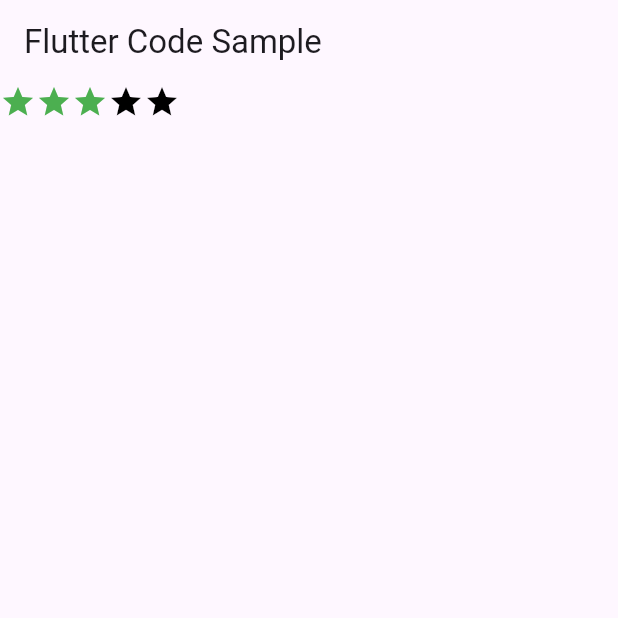
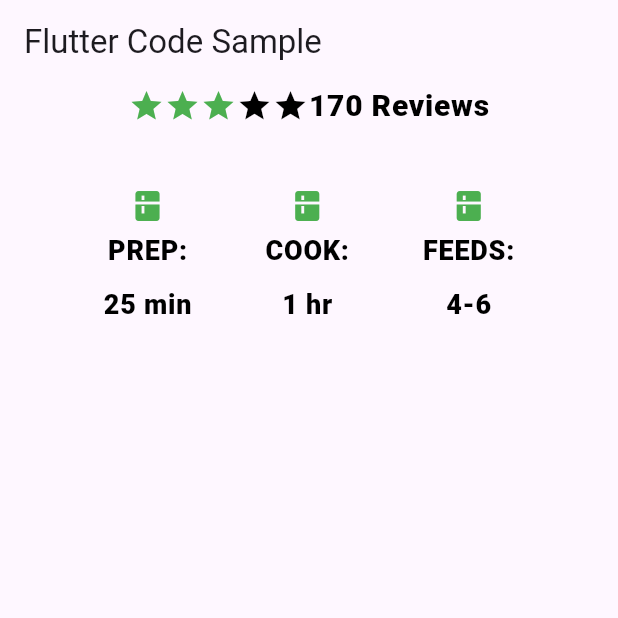
Before and after one commit to Latrevion/flutter_six_class, a Flutter app: the screen it shows after launch, on a phone screen of 412 x 824 dp, the top half of it. Run offline on Flutter 3.47's test engine with Material 3 defaults, Android fonts, the phone set to English and light mode, and no system bars.

Commit message:
3.3.2.4 actual case

```diff
--- a/lib/main.dart
+++ b/lib/main.dart
@@ -1,22 +1,31 @@
 import 'package:flutter/material.dart';
 
 void main() {
-  runApp(const MyApp());
+  runApp(MyApp());
 }
+const  descTextStyle =  TextStyle(
+    color: Colors.black,
+    fontWeight: FontWeight.w800,
+    fontFamily: "Roboto",
+    letterSpacing: 0.5,
+    fontSize: 18,
+    height: 2
+);
 
 class MyApp extends StatelessWidget {
-  const MyApp({super.key});
+  MyApp({super.key});
 
-  static const  String  _title = 'Flutter Code Sample';
+  static const String _title = 'Flutter Code Sample';
 
   @override
   Widget build(BuildContext context) {
     return MaterialApp(
         title: _title,
         home: Scaffold(
-          appBar: AppBar(title: const Text(_title),),
-          body:getBody()
-        ));
+            appBar: AppBar(
+              title: const Text(_title),
+            ),
+            body: getBody()));
   }
 
 /*  Widget getBody(){
@@ -30,7 +39,6 @@ class MyApp extends StatelessWidget {
     );
   }*/
 
-
 /*  Widget getBody(){
     return Column(
       mainAxisAlignment: MainAxisAlignment.spaceEvenly,
@@ -42,8 +50,6 @@ class MyApp extends StatelessWidget {
     );
   }*/
 
-
-
 /*  Widget getBody(){
     return Row(
       mainAxisAlignment: MainAxisAlignment.spaceEvenly,
@@ -54,7 +60,6 @@ class MyApp extends StatelessWidget {
       ],
     );
   }*/
-
 
   // Widget getBody(){
   //    return Row(
@@ -75,19 +80,101 @@ class MyApp extends StatelessWidget {
   //    );
   //  }
 
-  Widget getBody(){
-    return Row(
-      mainAxisSize: MainAxisSize.min,
+  // Widget getBody() {
+  //   return Row(
+  //     mainAxisSize: MainAxisSize.min,
+  //     children: [
+  //       Icon(
+  //         Icons.star,
+  //         color: Colors.green[500],
+  //       ),
+  //       Icon(
+  //         Icons.star,
+  //         color: Colors.green[500],
+  //       ),
+  //       Icon(
+  //         Icons.star,
+  //         color: Colors.green[500],
+  //       ),
+  //       const Icon(
+  //         Icons.star,
+  //         color: Colors.black,
+  //       ),
+  //       const Icon(
+  //         Icons.star,
+  //         color: Colors.black,
+  //       ),
+  //     ],
+  //   );
+  // }
+
+  Widget getBody() {
+    return Column(
       children: [
-        Icon(Icons.star,color: Colors.green[500],),
-        Icon(Icons.star,color: Colors.green[500],),
-        Icon(Icons.star,color: Colors.green[500],),
-        const Icon(Icons.star,color: Colors.black,),
-        const Icon(Icons.star,color: Colors.black,),
+        line1,
+        const SizedBox(height: 20,),
+        line2
       ],
     );
   }
 
+  final line1 =
+      Row(mainAxisAlignment: MainAxisAlignment.spaceEvenly, children: [
+    Row(
+      mainAxisSize: MainAxisSize.min,
+      children: [
+        Icon(Icons.star, color: Colors.green[500]),
+        Icon(Icons.star, color: Colors.green[500]),
+        Icon(Icons.star, color: Colors.green[500]),
+        const Icon(Icons.star, color: Colors.black),
+        const Icon(Icons.star, color: Colors.black),
+        const Text(
+          '170 Reviews',
+          style: TextStyle(
+            color: Colors.black,
+            fontWeight: FontWeight.w800,
+            fontFamily: "Roboto",
+            letterSpacing: 0.5,
+            fontSize: 20,
+          ),
+        )
+      ],
+    )
+  ]);
 
 
+
+  final line2= DefaultTextStyle.merge(
+      style:  descTextStyle,
+    child:Container(
+      padding: const EdgeInsets.all(20.0),
+      child:Row(
+        mainAxisAlignment: MainAxisAlignment.spaceEvenly,
+        children: [
+          Column(
+            children: [
+              Icon(Icons.kitchen,color:Colors.green),
+              const Text("PREP:"),
+              const Text("25 min"),
+            ],
+          ),
+          Column(
+            children: [
+              Icon(Icons.kitchen,color:Colors.green),
+              const Text("COOK:"),
+              const Text("1 hr"),
+            ],
+          ),
+          Column(
+            children: [
+              Icon(Icons.kitchen,color:Colors.green),
+              const Text("FEEDS:"),
+              const Text("4-6"),
+            ],
+          ),
+        ],
+      )
+    )
+  );
+
 }
```
Lines whose indentation alone changed are shown as unchanged.
